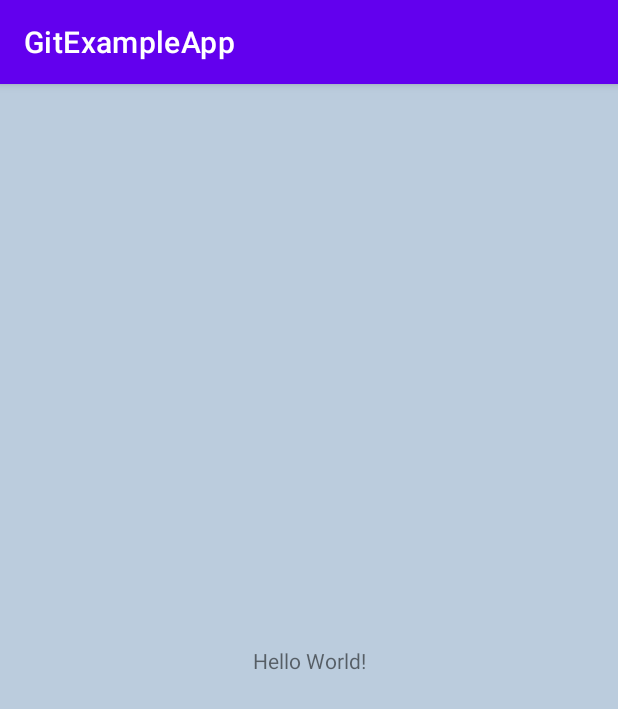
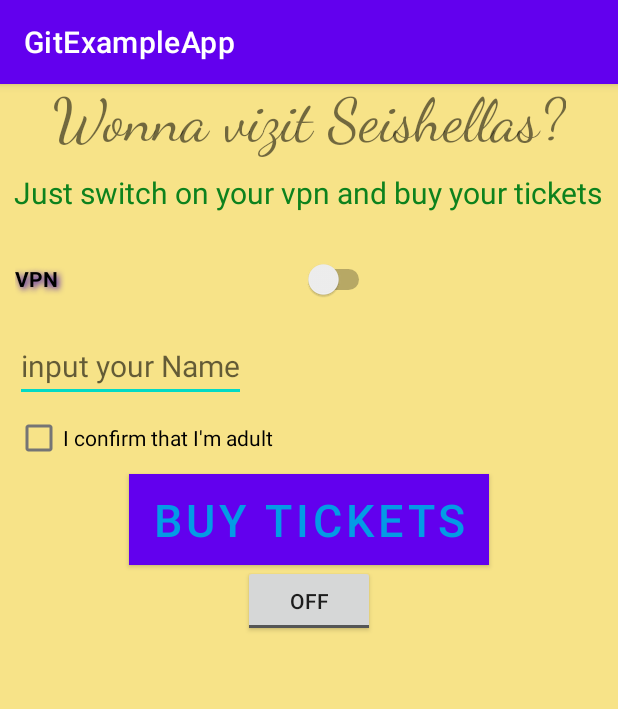
Before and after one commit to Liubastill/GitExampleApp, an Android app: the screen it shows after launch (MainActivity), on a phone screen of 412 x 824 dp. Shown: the top 709 px of the screen. Run offline under Robolectric (Android 15) with nearby library versions, the phone set to English and light mode, and no system bars.

Commit message:
class MainActivity added button click  first_hw_activity added elements

```diff
--- a/app/src/main/java/com/example/gitexampleapp/MainActivity.java
+++ b/app/src/main/java/com/example/gitexampleapp/MainActivity.java
@@ -2,13 +2,28 @@ package com.example.gitexampleapp;
 
 import androidx.appcompat.app.AppCompatActivity;
 
+import android.content.Intent;
 import android.os.Bundle;
+import android.view.View;
+import android.widget.Button;
 
-public class MainActivity extends AppCompatActivity {
-
+public class MainActivity extends AppCompatActivity implements View.OnClickListener {
+    Button bbb;
     @Override
     protected void onCreate(Bundle savedInstanceState) {
         super.onCreate(savedInstanceState);
         setContentView(R.layout.first_hw_task1);
+        bbb = (Button)findViewById(R.id.button2);
+        bbb.setOnClickListener(this);
+
+
+
+    }
+
+    @Override
+    public void onClick(View view) {
+
+        Intent intent = new Intent(this, ActivityTwo.class);
+        startActivity(intent);
     }
 }
--- a/app/src/main/res/layout/activity_two.xml
+++ b/app/src/main/res/layout/activity_two.xml
@@ -25,9 +25,9 @@
             android:layout_height="match_parent"
             android:layout_gravity="center_horizontal"
             android:layout_marginHorizontal="10dp"
+            android:ems="4"
             android:paddingTop="10dp"
             android:text="name"
-            android:ems="4"
             android:textSize="20sp" />
 
         <EditText
@@ -41,8 +41,6 @@
     </LinearLayout>
 
 
-
-
     <LinearLayout
         android:layout_width="match_parent"
         android:layout_height="wrap_content">
@@ -52,8 +50,8 @@
             android:layout_height="match_parent"
             android:layout_gravity="center_horizontal"
             android:layout_marginHorizontal="10dp"
+            android:ems="4"
             android:paddingTop="10dp"
-            android:ems="4"
             android:text="Email"
             android:textSize="20sp" />
 
@@ -76,10 +74,10 @@
             android:layout_height="match_parent"
             android:layout_gravity="center_horizontal"
             android:layout_marginHorizontal="10dp"
+            android:ems="4"
             android:inputType="phone"
             android:paddingTop="10dp"
             android:text="Phone"
-            android:ems="4"
             android:textSize="20sp" />
 
         <EditText
@@ -101,9 +99,9 @@
             android:layout_height="match_parent"
             android:layout_gravity="center_horizontal"
             android:layout_marginHorizontal="10dp"
+            android:ems="4"
             android:paddingTop="10dp"
             android:text="Password"
-            android:ems="4"
             android:textSize="20sp" />
 
         <EditText
@@ -119,14 +117,15 @@
     <LinearLayout
         android:layout_width="match_parent"
         android:layout_height="wrap_content">
+
         <TextView
             android:layout_width="wrap_content"
             android:layout_height="match_parent"
             android:layout_gravity="center_horizontal"
             android:layout_marginHorizontal="10dp"
+            android:ems="4"
             android:paddingTop="10dp"
             android:text="DoB"
-            android:ems="4"
             android:textSize="20sp" />
 
         <EditText
@@ -134,9 +133,9 @@
             android:layout_width="wrap_content"
             android:layout_height="wrap_content"
             android:layout_marginHorizontal="10dp"
-            android:textSize="20sp"
             android:hint="your Date of Birth"
             android:inputType="date"
+            android:textSize="20sp"
             tools:ignore="TouchTargetSizeCheck" />
     </LinearLayout>
 
--- a/app/src/main/res/layout/first_hw_task1.xml
+++ b/app/src/main/res/layout/first_hw_task1.xml
@@ -1,19 +1,95 @@
 <?xml version="1.0" encoding="utf-8"?>
-<androidx.constraintlayout.widget.ConstraintLayout xmlns:android="http://schemas.android.com/apk/res/android"
+<LinearLayout xmlns:android="http://schemas.android.com/apk/res/android"
     xmlns:app="http://schemas.android.com/apk/res-auto"
     xmlns:tools="http://schemas.android.com/tools"
     android:layout_width="match_parent"
     android:layout_height="match_parent"
-    tools:context=".MainActivity"
-    android:background="#BBCCDD">
+    android:background="#f7e388"
+    android:orientation="vertical"
+    tools:context=".MainActivity">
 
     <TextView
         android:layout_width="wrap_content"
         android:layout_height="wrap_content"
-        android:text="Hello World!"
-        app:layout_constraintBottom_toBottomOf="parent"
-        app:layout_constraintEnd_toEndOf="parent"
-        app:layout_constraintStart_toStartOf="parent"
-        app:layout_constraintTop_toTopOf="parent" />
+        android:layout_gravity="center_horizontal"
+        android:fontFamily="cursive"
+        android:text="Wonna vizit Seishellas?"
+        android:textSize="40sp" />
 
-</androidx.constraintlayout.widget.ConstraintLayout>
+    <TextView
+        android:layout_width="wrap_content"
+        android:layout_height="wrap_content"
+        android:layout_gravity="center_horizontal"
+        android:layout_marginVertical="10dp"
+        android:text="Just switch on your vpn and buy your tickets"
+        android:textColor="#0d821d"
+        android:textSize="20sp" />
+
+    <Switch
+        android:layout_width="wrap_content"
+        android:layout_height="wrap_content"
+        android:layout_marginHorizontal="10dp"
+        android:layout_marginVertical="10dp"
+        android:ems="15"
+        android:minHeight="48dp"
+        android:shadowColor="@color/purple_700"
+        android:shadowDx="2"
+        android:shadowDy="2"
+        android:shadowRadius="5"
+        android:text="@string/vpn"
+        android:textStyle="bold">
+
+    </Switch>
+
+
+    <EditText
+        android:id="@+id/editTextDate"
+        android:layout_width="wrap_content"
+        android:layout_height="wrap_content"
+        android:layout_marginHorizontal="10dp"
+        android:hint="input your Name"
+        android:inputType="textPersonName"
+        android:textSize="20sp"
+
+        />
+
+
+    <LinearLayout
+        android:layout_width="match_parent"
+        android:layout_height="wrap_content">
+
+
+    </LinearLayout>
+
+    <CheckBox
+        android:layout_width="wrap_content"
+        android:layout_height="wrap_content"
+        android:layout_marginHorizontal="10dp"
+        android:text="I confirm that I'm adult">
+
+
+    </CheckBox>
+
+    <Button
+        android:id="@+id/button2"
+        android:layout_width="wrap_content"
+
+        android:layout_height="wrap_content"
+        android:layout_gravity="center_horizontal"
+        android:background="@color/white"
+        android:text="buy tickets"
+        android:textColor="#039BE5"
+        android:textSize="30dp" />
+
+
+    <ToggleButton
+        android:layout_width="wrap_content"
+        android:layout_height="wrap_content"
+        android:layout_alignParentBottom="true"
+        android:layout_gravity="center_horizontal"
+        android:layout_marginBottom="20dp"
+
+        />
+
+
+</LinearLayout>
--- a/app/src/main/res/values/strings.xml
+++ b/app/src/main/res/values/strings.xml
@@ -1,3 +1,4 @@
 <resources>
     <string name="app_name">GitExampleApp</string>
+    <string name="vpn">VPN</string>
 </resources>
--- a/app/src/main/res/values/themes.xml
+++ b/app/src/main/res/values/themes.xml
@@ -12,5 +12,10 @@
         <!-- Status bar color. -->
         <item name="android:statusBarColor" tools:targetApi="l">?attr/colorPrimaryVariant</item>
         <!-- Customize your theme here. -->
+
+
+
     </style>
+
+
 </resources>
```
